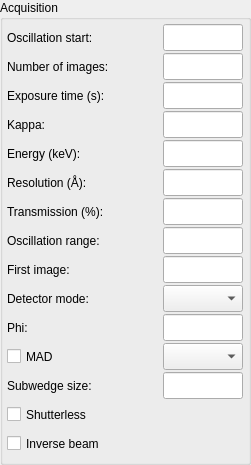
Above: Bricks/widgets/ui_files/Qt4_acquisition_widget_vertical_layout.ui from douglasbeniz/mxcube before the change. Below: the same form after it.
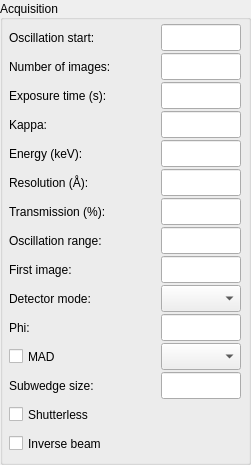
That is the form after the change.

```diff
--- a/Bricks/widgets/ui_files/Qt4_acquisition_widget_vertical_layout.ui
+++ b/Bricks/widgets/ui_files/Qt4_acquisition_widget_vertical_layout.ui
@@ -27,7 +27,10 @@
   </property>
   <layout class="QHBoxLayout">
    <property name="spacing">
-    <number>0</number>
+    <number>2</number>
+   </property>
+   <property name="sizeConstraint">
+    <enum>QLayout::SetDefaultConstraint</enum>
    </property>
    <property name="margin">
     <number>0</number>
@@ -49,25 +52,43 @@
      <property name="title">
       <string>Acquisition</string>
      </property>
+     <property name="alignment">
+      <set>Qt::AlignLeading|Qt::AlignLeft|Qt::AlignVCenter</set>
+     </property>
      <layout class="QVBoxLayout">
       <property name="spacing">
-       <number>6</number>
+       <number>2</number>
+      </property>
+      <property name="sizeConstraint">
+       <enum>QLayout::SetDefaultConstraint</enum>
       </property>
       <property name="margin">
-       <number>4</number>
+       <number>0</number>
       </property>
       <item>
        <layout class="QHBoxLayout">
         <property name="spacing">
-         <number>6</number>
+         <number>2</number>
+        </property>
+        <property name="sizeConstraint">
+         <enum>QLayout::SetDefaultConstraint</enum>
         </property>
         <item>
          <layout class="QHBoxLayout">
+          <property name="spacing">
+           <number>2</number>
+          </property>
+          <property name="sizeConstraint">
+           <enum>QLayout::SetDefaultConstraint</enum>
+          </property>
           <item>
            <layout class="QVBoxLayout">
             <property name="spacing">
              <number>2</number>
             </property>
+            <property name="sizeConstraint">
+             <enum>QLayout::SetDefaultConstraint</enum>
+            </property>
             <item>
              <widget class="QLabel" name="osc_start_label">
               <property name="sizePolicy">
@@ -426,6 +447,9 @@
             <property name="spacing">
              <number>2</number>
             </property>
+            <property name="sizeConstraint">
+             <enum>QLayout::SetDefaultConstraint</enum>
+            </property>
             <item>
              <widget class="QLineEdit" name="osc_start_ledit">
               <property name="minimumSize">
@@ -679,7 +703,7 @@
    </item>
   </layout>
  </widget>
- <layoutdefault spacing="6" margin="11"/>
+ <layoutdefault spacing="0" margin="0"/>
  <pixmapfunction>qPixmapFromMimeSource</pixmapfunction>
  <resources/>
  <connections/>
```
